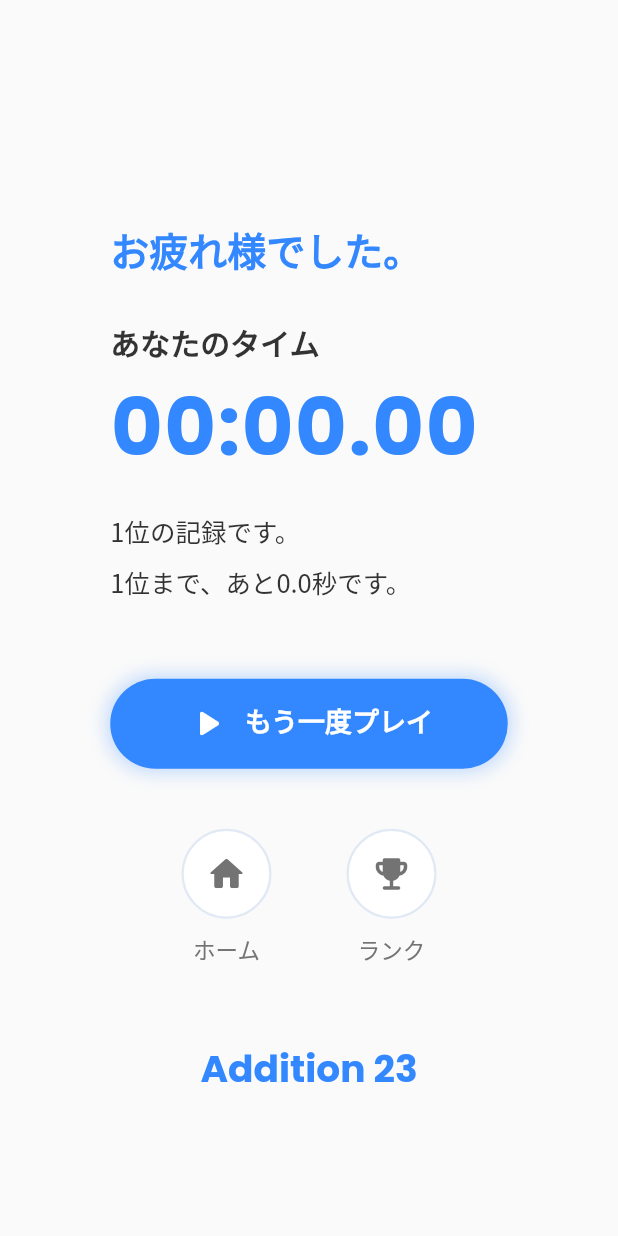
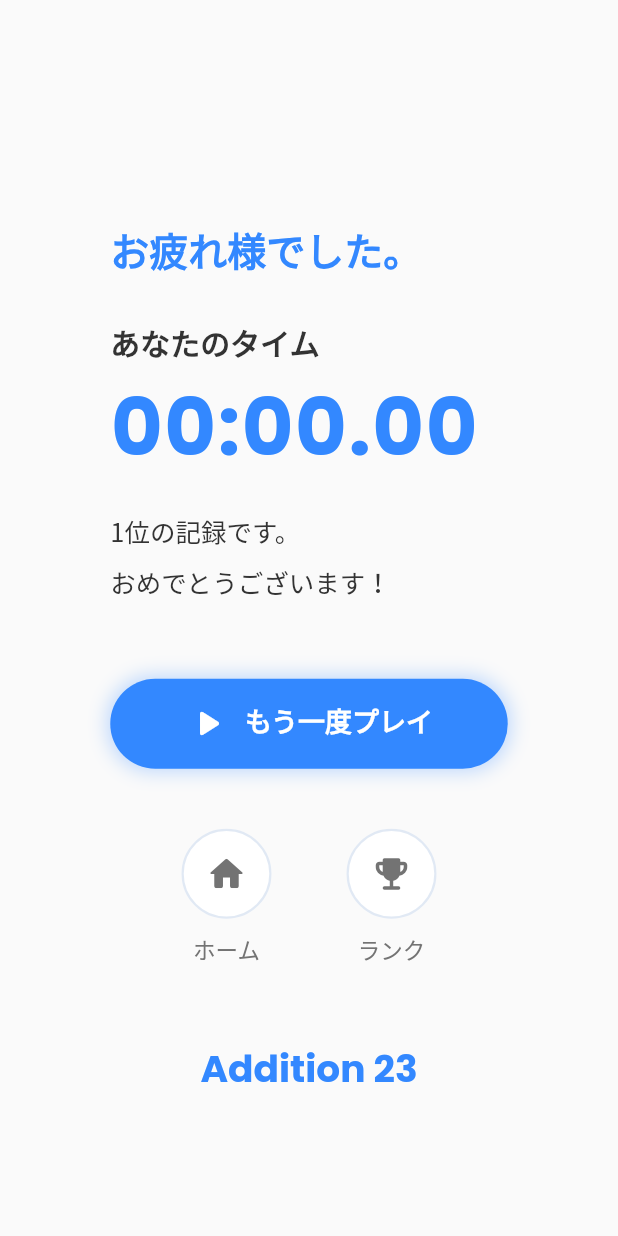
Before and after one commit to UHaru-810/addition_23, a Flutter app: the Result screen opened directly with empty values, on a phone screen of 412 x 824 dp. Run offline on Flutter 3.47's test engine with Material 2 defaults, Android fonts, the phone set to English and light mode, and no system bars; our stand-ins replace cloud_firestore, firebase_core, stop_watch_timer; accounts and stored records are empty; statements that could not run were skipped.

Commit message:
update: result.dart
make ranking information.

```diff
--- a/lib/result.dart
+++ b/lib/result.dart
@@ -24,14 +24,17 @@ class _ResultState extends State<Result> {
   List name = [];
   List time = [];
   bool isLoading = true;
-  int rank = 1;
-  double tmpA = 0, tmpB = 0, dif = 0;
+  int rank = 0;
+  double tmpNum = 0, playerNum = 0, dif = 0;
 
   @override
   void initState() {
+    playerNum = (double.parse(widget.minutes)) * 60 +
+        double.parse(widget.seconds) +
+        (double.parse(widget.milliSeconds)) * 0.01;
     super.initState();
-    fetchData();
-    setData(); //  // ページが表示されたらデータを取得する
+    setData();
+    fetchData(); //  // ページが表示されたらデータを取得する
   }
 
   Future<void> fetchData() async {
@@ -43,23 +46,20 @@ class _ResultState extends State<Result> {
       for (var docSnapshot in querySnapshot.docs) {
         final data = docSnapshot.data();
         setState(() {
-          name.add(data["name"].toString());
-          time.add(data["time"].toString());
+          name.add(data["name"]);
+          time.add(data["time"]);
         });
-        tmpA = (double.parse((data["time"][0]) + (data["time"][1]))) * 60 +
+        tmpNum = (double.parse((data["time"][0]) + (data["time"][1]))) * 60 +
             (double.parse((data["time"][3]) + (data["time"][4]))) +
             (double.parse((data["time"][6]) + (data["time"][7]))) * 0.01;
-        tmpB = (double.parse(widget.minutes)) * 60 +
-            double.parse(widget.seconds) +
-            (double.parse(widget.milliSeconds)) * 0.01;
-        print('$tmpA : $tmpB');
-        tmpA <= tmpB ? rank = index : {};
+        print('$tmpNum : $playerNum');
+        tmpNum == playerNum ? rank = index : {};
         index++;
       }
-      dif = tmpB -
-          ((double.parse((time[0][0]) + (time[0][1]))) * 60 +
-              (double.parse((time[0][3]) + (time[0][4]))) +
-              (double.parse((time[0][6]) + (time[0][7]))) * 0.01);
+      dif = playerNum -
+          ((double.parse(((time[0])[0]) + ((time[0])[1]))) * 60 +
+              (double.parse(((time[0])[3]) + ((time[0])[4]))) +
+              (double.parse(((time[0])[6]) + ((time[0])[7]))) * 0.01);
     } catch (e) {
       const Text("データが取得できませんでした");
     }
@@ -130,7 +130,9 @@ class _ResultState extends State<Result> {
                 height: 10,
               ),
               Text(
-                '$rank位の記録です。\n1位まで、あと$dif秒です。',
+                rank == 1
+                    ? '$rank位の記録です。\nおめでとうございます！'
+                    : '$rank位の記録です。\n1位まで、あと ${dif.toStringAsFixed(2)}秒 です。',
                 style: TextStyle(
                     color: ColorLibrary.text,
                     fontFamily: 'NotoSansJP',
```
